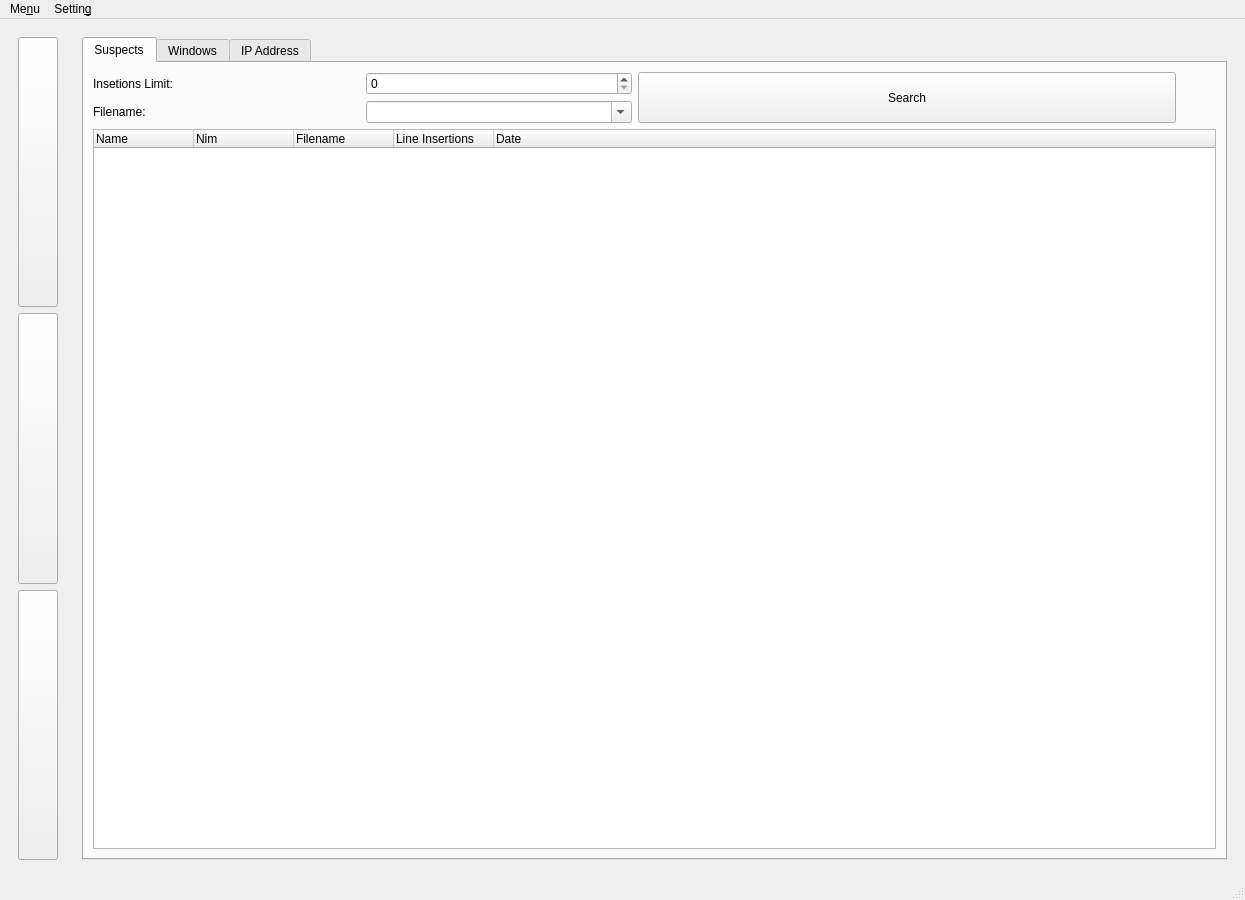
Before: the Qt Designer form lupv/Resources/ui/main_window.ui in azzamsa/lupv, drawn with Qt 5.
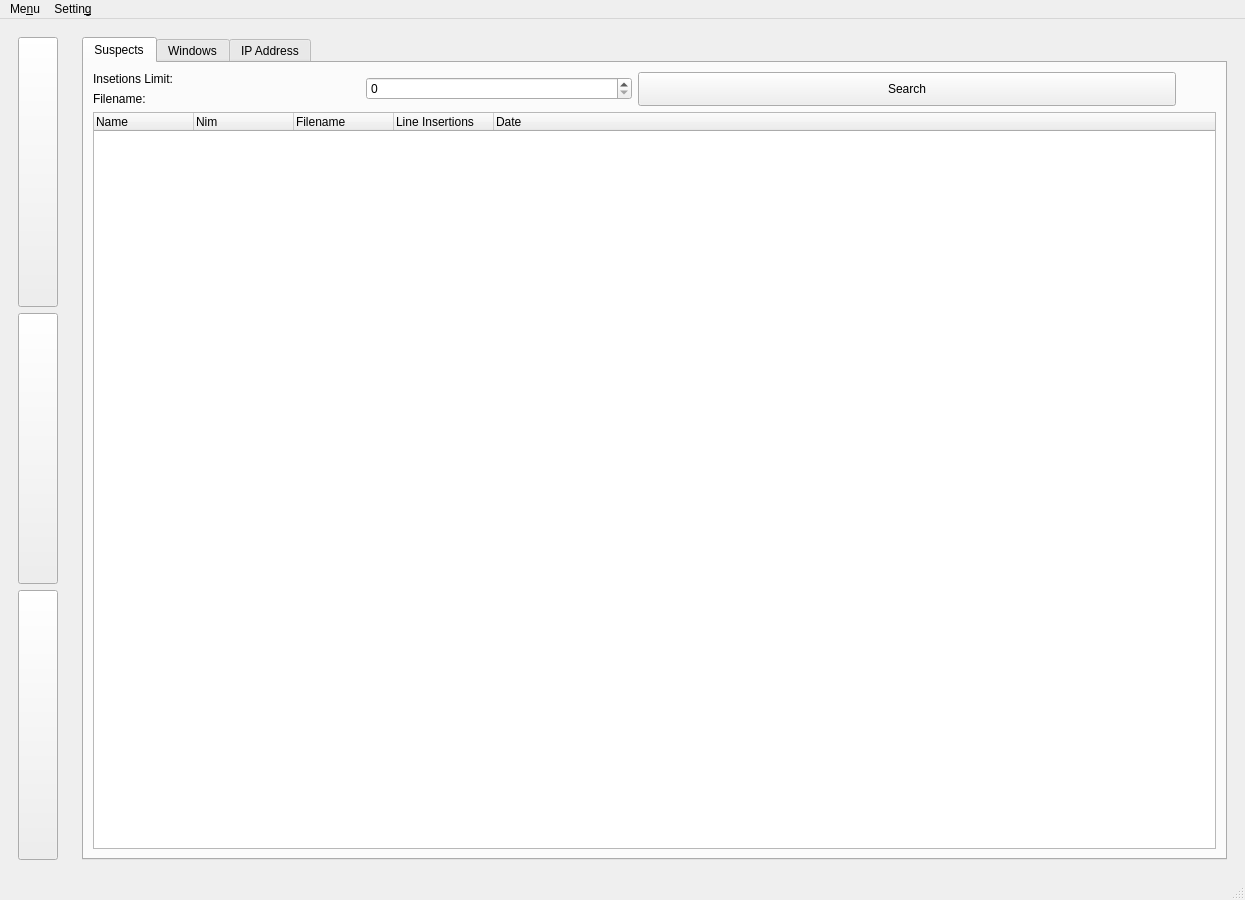
After: the same form once the commit is applied. Icons and pictures are not drawn.

Commit message: Use my own MyComboBox

What changed in the file:
```diff
--- a/lupv/Resources/ui/main_window.ui
+++ b/lupv/Resources/ui/main_window.ui
@@ -548,13 +548,6 @@
                       <item>
                        <widget class="QSpinBox" name="insertions_limit_spin"/>
                       </item>
-                      <item>
-                       <widget class="QComboBox" name="suspect_filename_combo">
-                        <property name="editable">
-                         <bool>true</bool>
-                        </property>
-                       </widget>
-                      </item>
                      </layout>
                     </item>
                    </layout>
```
The commit also changes 1 other file.
